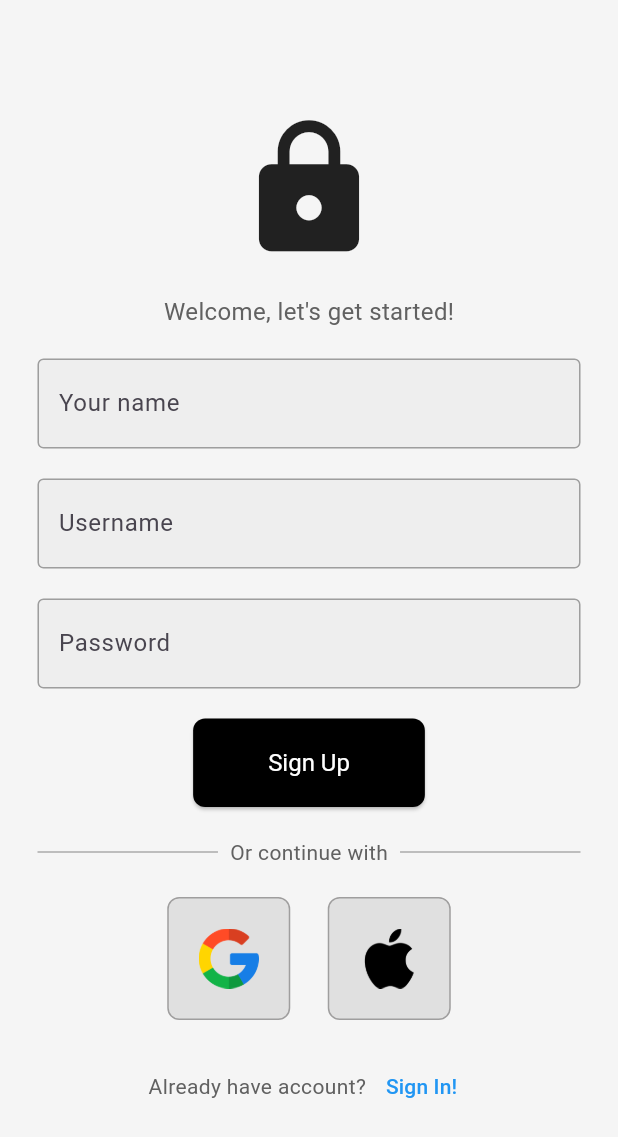
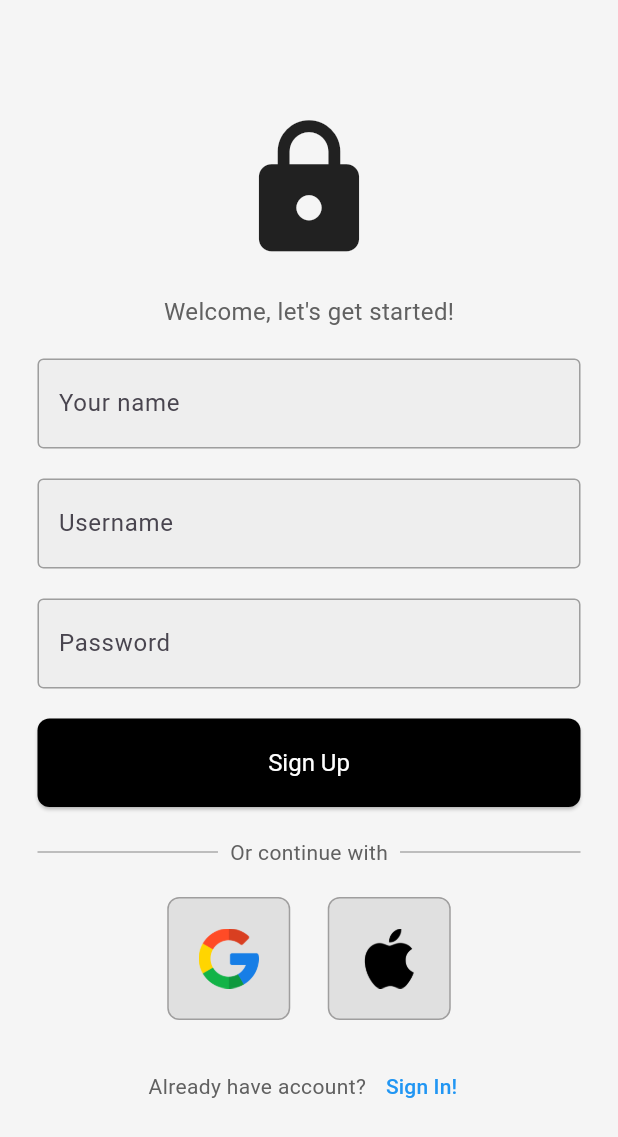
Before and after one commit to LuckyVishwa1104/Farm-Mitra, a Flutter app: the screen it shows after launch, on a phone screen of 412 x 824 dp. Shown: the top 1137 px of the screen. Run offline on Flutter 3.47's test engine with Material 3 defaults, Android fonts, the light colour scheme and no system bars.

Commit message:
added column for elevated button to cheive responsiveness

```diff
--- a/lib/components/my_button.dart
+++ b/lib/components/my_button.dart
@@ -3,27 +3,36 @@ import 'package:flutter/material.dart';
 class MyButton extends StatelessWidget {
   final String buttonText;
   final VoidCallback onPressed;
-  const MyButton({super.key, required this.buttonText, required this.onPressed});
+  const MyButton(
+      {super.key, required this.buttonText, required this.onPressed});
 
   @override
   Widget build(BuildContext context) {
-    return ElevatedButton(
+    return Padding(
+      padding: const EdgeInsets.symmetric(horizontal: 25.0),
+      child: Column(
+        crossAxisAlignment: CrossAxisAlignment.stretch,
+        children: [
+          ElevatedButton(
             onPressed: onPressed,
             style: ElevatedButton.styleFrom(
               foregroundColor: Colors.white,
               backgroundColor: Colors.black,
-              padding: const EdgeInsets.symmetric(horizontal: 50, vertical: 20), // Text color
+              padding: const EdgeInsets.symmetric(
+                  horizontal: 50, vertical: 20), // Text color
               textStyle: const TextStyle(
                 fontSize: 16,
               ),
               shape: RoundedRectangleBorder(
                 borderRadius: BorderRadius.circular(8),
-                 // Rounded corners
+                // Rounded corners
               ),
             ).copyWith(
-              overlayColor: MaterialStateProperty.all(Colors.transparent)
-            ),
+                overlayColor: MaterialStateProperty.all(Colors.transparent)),
             child: Text(buttonText),
+          ),
+        ],
+      ),
     );
   }
 }
```
